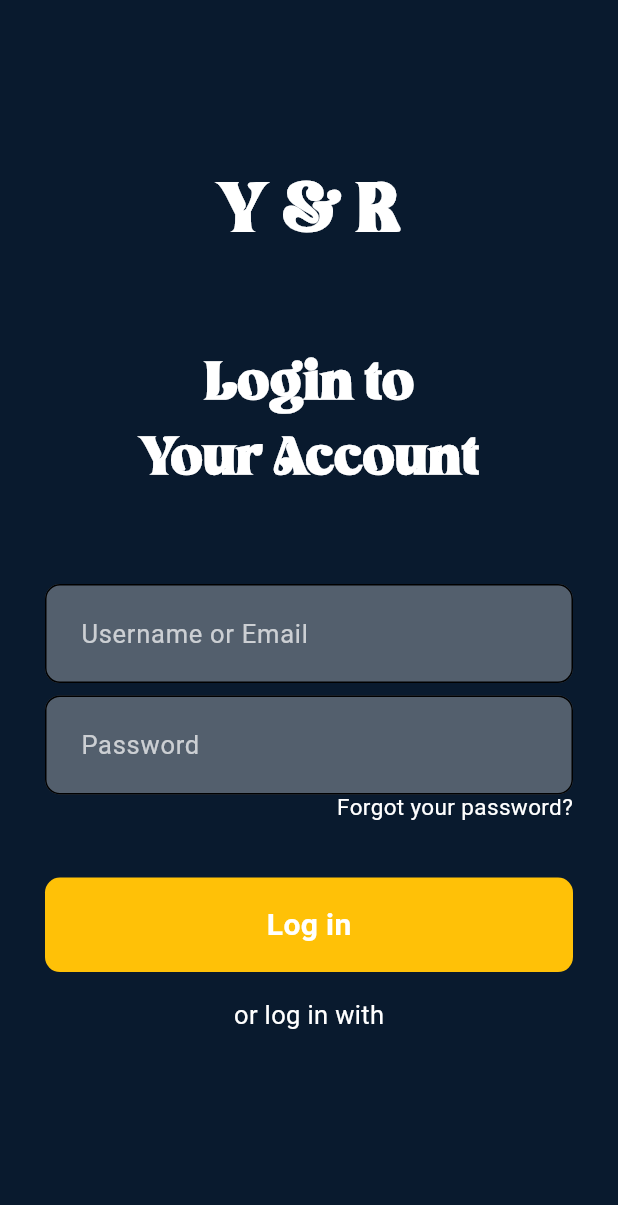
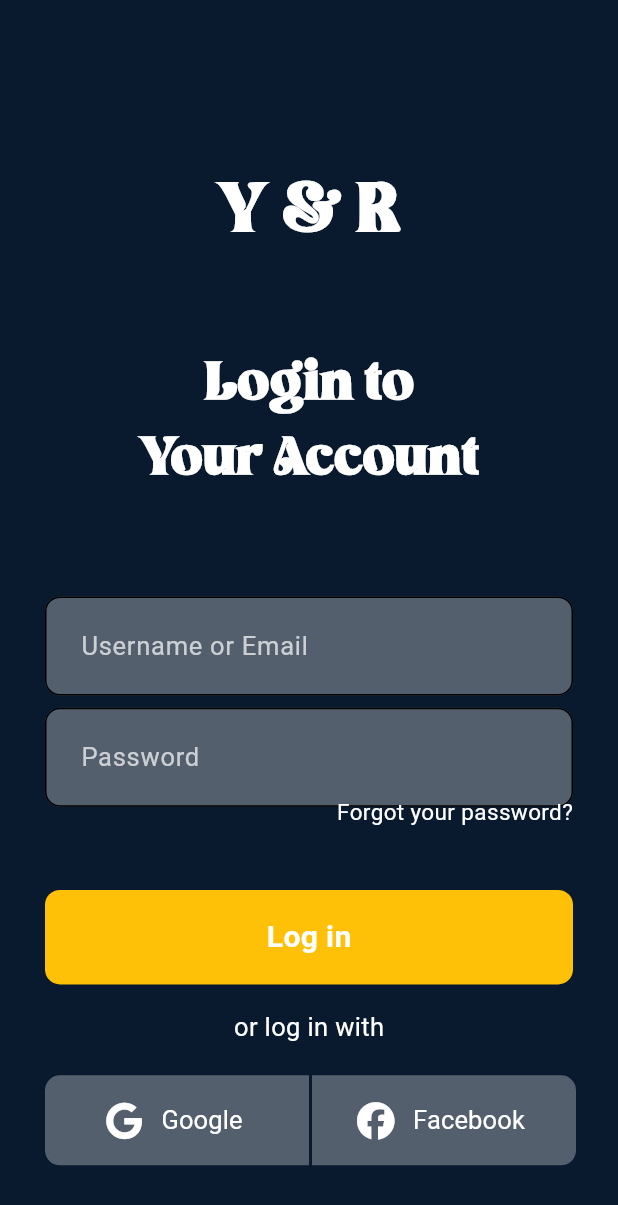
Before and after one commit to chanwoo0218/y_and_r-chat, a Flutter app: the screen it shows after launch, after a tap on "I already have an account", on a phone screen of 412 x 824 dp. Shown: the top 1205 px of the screen. Run offline on Flutter 3.47's test engine with Material 3 defaults, Android fonts, the phone set to English and light mode, and no system bars; our stand-ins replace font_awesome_flutter.

Commit message:
login page complete

```diff
--- a/lib/screens/loginscreen.dart
+++ b/lib/screens/loginscreen.dart
@@ -1,4 +1,5 @@
 import 'package:flutter/material.dart';
+import 'package:font_awesome_flutter/font_awesome_flutter.dart';
 
 class LoginSignupScreen extends StatefulWidget {
   const LoginSignupScreen({super.key});
@@ -54,7 +55,7 @@ class _LoginSignupScreenState extends State<LoginSignupScreen> {
                   ),
                 ),
                 SizedBox(
-                  height: MediaQuery.of(context).size.height*0.07,
+                  height: MediaQuery.of(context).size.height*0.08,
                 ),
                 Form(
                     child: Column(
@@ -107,7 +108,7 @@ class _LoginSignupScreenState extends State<LoginSignupScreen> {
           )
         ),
         Positioned(
-          top: MediaQuery.of(context).size.height*0.64,
+          top: MediaQuery.of(context).size.height*0.644,
           right: 30,
           child: const Text("Forgot your password?",
           style: TextStyle(
@@ -118,7 +119,7 @@ class _LoginSignupScreenState extends State<LoginSignupScreen> {
           // 필드 밑의 텍스트
         ),
         Positioned(
-          top: MediaQuery.of(context).size.height*0.71,
+          top: MediaQuery.of(context).size.height*0.72,
           right: 0,
           left: 0,
           child: Column(
@@ -155,6 +156,72 @@ class _LoginSignupScreenState extends State<LoginSignupScreen> {
           ),
         ),
         // 로그인
+        Positioned(
+            top: MediaQuery.of(context).size.height*0.87,
+            child: Container(
+              padding: EdgeInsets.only(left: 30, right: 30),
+              child: Row(
+                children: [
+                  TextButton.icon(
+                      onPressed: (){
+
+                      },
+                      style: TextButton.styleFrom(
+                        primary: Colors.white,
+                        shape: RoundedRectangleBorder(
+                          borderRadius: BorderRadius.only(
+                            topLeft: Radius.circular(10),
+                            bottomLeft: Radius.circular(10)
+                          )
+                        ),
+                        backgroundColor: Colors.white30,
+                        minimumSize: Size(MediaQuery.of(context).size.width/2-30, 60),
+                      ),
+
+                      icon: Icon(
+                        FontAwesomeIcons.google,
+                        size: 25,
+                      ),
+                      label: Text( " Google",
+                        style: TextStyle(
+                          fontSize: 17,
+                          fontWeight: FontWeight.normal
+                        ),
+                      )
+                  ),
+                  SizedBox(
+                    width: 2,
+                  ),
+                  TextButton.icon(
+                      onPressed: (){
+                      },
+                      style: TextButton.styleFrom(
+                        primary: Colors.white,
+                        shape: RoundedRectangleBorder(
+                            borderRadius: BorderRadius.only(
+                                topRight: Radius.circular(10),
+                                bottomRight: Radius.circular(10)
+                            )
+                        ),
+                        backgroundColor: Colors.white30,
+                        minimumSize: Size(MediaQuery.of(context).size.width/2-30, 60),
+                      ),
+
+                      icon: FaIcon(
+                        FontAwesomeIcons.facebook,
+                        size: 25,
+                      ),
+                      label: Text( " Facebook",
+                        style: TextStyle(
+                            fontSize: 17,
+                            fontWeight: FontWeight.normal
+                        ),
+                      )
+                  ),
+                ],
+              ),
+            )
+        ),
       ],
       )
     );
--- a/pubspec.yaml
+++ b/pubspec.yaml
@@ -35,6 +35,7 @@ dependencies:
   # The following adds the Cupertino Icons font to your application.
   # Use with the CupertinoIcons class for iOS style icons.
   cupertino_icons: ^1.0.2
+  font_awesome_flutter: ^10.7.0
 
 dev_dependencies:
   flutter_test:
```
Also changed, not shown: pubspec.lock.
